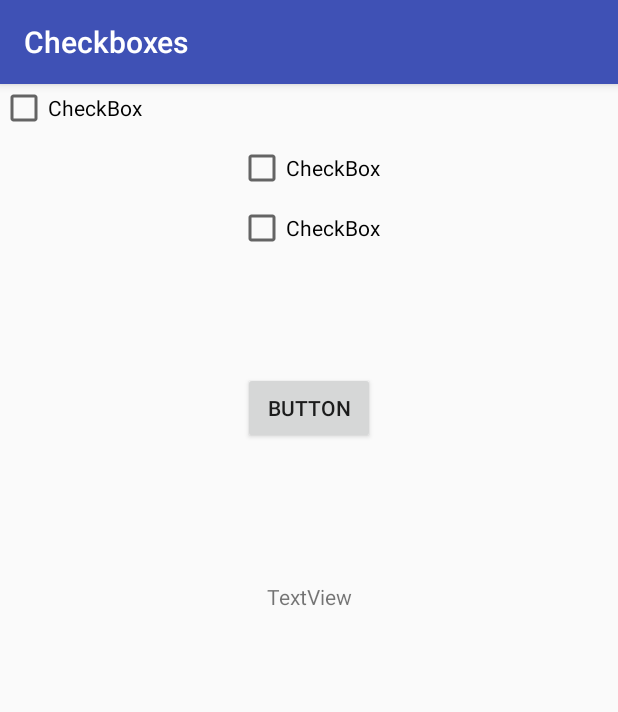
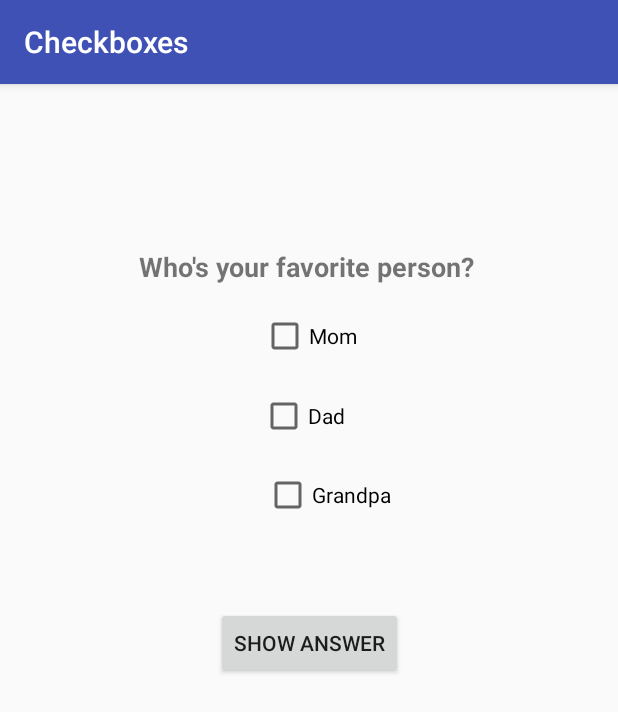
Before and after one commit to leogsouza/build-21-android-apps, an Android app: the screen it shows after launch (MainActivity), on a phone screen of 412 x 824 dp. Shown: the top 712 px of the screen. Run offline under Robolectric (Android 15) with nearby library versions, the phone set to English and light mode, and no system bars.

Commit message:
App Checkboxes: Finish demo

```diff
--- a/Checkboxes/app/src/main/java/br/com/leogsouza/checkboxes/MainActivity.java
+++ b/Checkboxes/app/src/main/java/br/com/leogsouza/checkboxes/MainActivity.java
@@ -2,12 +2,46 @@ package br.com.leogsouza.checkboxes;
 
 import android.support.v7.app.AppCompatActivity;
 import android.os.Bundle;
+import android.view.View;
+import android.widget.Button;
+import android.widget.CheckBox;
+import android.widget.TextView;
 
 public class MainActivity extends AppCompatActivity {
+
+    private CheckBox momCheckBox;
+    private CheckBox dadCheckBox;
+    private CheckBox grandpaCheckBox;
+    private Button showButton;
+    private TextView resultTextView;
 
     @Override
     protected void onCreate(Bundle savedInstanceState) {
         super.onCreate(savedInstanceState);
         setContentView(R.layout.activity_main);
+
+        momCheckBox = findViewById(R.id.momCheckBoxID);
+        dadCheckBox = findViewById(R.id.dadCheckBoxID);
+        grandpaCheckBox = findViewById(R.id.grandpaCheckBoxID);
+
+        resultTextView = findViewById(R.id.resultViewID);
+
+        showButton = findViewById(R.id.showButtonID);
+
+        showButton.setOnClickListener(new View.OnClickListener() {
+            @Override
+            public void onClick(View view) {
+                StringBuilder stringBuilder = new StringBuilder();
+                stringBuilder.append(momCheckBox.getText().toString() + " status is " +
+                momCheckBox.isChecked() + "\n");
+                stringBuilder.append(dadCheckBox.getText().toString() + " status is " +
+                        dadCheckBox.isChecked() + "\n");
+                stringBuilder.append(grandpaCheckBox.getText().toString() + " status is " +
+                        grandpaCheckBox.isChecked() + "\n");
+
+                resultTextView.setText(stringBuilder);
+            }
+        });
+
     }
 }
--- a/Checkboxes/app/src/main/res/layout/activity_main.xml
+++ b/Checkboxes/app/src/main/res/layout/activity_main.xml
@@ -7,89 +7,95 @@
     tools:context="br.com.leogsouza.checkboxes.MainActivity">
 
     <CheckBox
-        android:id="@+id/checkBox"
+        android:id="@+id/momCheckBoxID"
         android:layout_width="wrap_content"
         android:layout_height="wrap_content"
-        android:text="CheckBox"
-        tools:layout_editor_absoluteX="145dp"
-        tools:layout_editor_absoluteY="164dp" />
+        android:layout_marginEnd="8dp"
+        android:layout_marginStart="8dp"
+        android:layout_marginTop="152dp"
+        android:text="@string/mom"
+        app:layout_constraintEnd_toEndOf="parent"
+        app:layout_constraintHorizontal_bias="0.5"
+        app:layout_constraintStart_toStartOf="parent"
+        app:layout_constraintTop_toTopOf="parent" />
 
-    <TextView
-        android:id="@+id/textView"
+    <CheckBox
+        android:id="@+id/dadCheckBoxID"
         android:layout_width="wrap_content"
         android:layout_height="wrap_content"
         android:layout_marginBottom="8dp"
         android:layout_marginEnd="8dp"
         android:layout_marginStart="8dp"
         android:layout_marginTop="8dp"
-        android:text="TextView"
-        android:textSize="18sp"
-        android:textStyle="bold"
-        app:layout_constraintBottom_toTopOf="@+id/checkBox"
+        android:text="@string/dad"
+        app:layout_constraintBottom_toBottomOf="parent"
         app:layout_constraintEnd_toEndOf="parent"
+        app:layout_constraintHorizontal_bias="0.488"
         app:layout_constraintStart_toStartOf="parent"
-        app:layout_constraintTop_toTopOf="parent"
-        app:layout_constraintVertical_bias="0.769"
-        tools:text="@string/title" />
+        app:layout_constraintTop_toBottomOf="@+id/momCheckBoxID"
+        app:layout_constraintVertical_bias="0.025" />
 
     <CheckBox
-        android:id="@+id/checkBox2"
+        android:id="@+id/grandpaCheckBoxID"
         android:layout_width="wrap_content"
         android:layout_height="wrap_content"
         android:layout_marginBottom="8dp"
         android:layout_marginEnd="8dp"
         android:layout_marginStart="8dp"
         android:layout_marginTop="8dp"
-        android:text="CheckBox"
+        android:text="@string/grandpa"
         app:layout_constraintBottom_toBottomOf="parent"
         app:layout_constraintEnd_toEndOf="parent"
+        app:layout_constraintHorizontal_bias="0.539"
         app:layout_constraintStart_toStartOf="parent"
-        app:layout_constraintTop_toBottomOf="@+id/checkBox"
-        app:layout_constraintVertical_bias="0.0" />
+        app:layout_constraintTop_toBottomOf="@+id/dadCheckBoxID"
+        app:layout_constraintVertical_bias="0.026" />
 
-    <CheckBox
-        android:id="@+id/checkBox3"
+    <Button
+        android:id="@+id/showButtonID"
         android:layout_width="wrap_content"
         android:layout_height="wrap_content"
         android:layout_marginBottom="8dp"
         android:layout_marginEnd="8dp"
         android:layout_marginStart="8dp"
         android:layout_marginTop="8dp"
-        android:text="CheckBox"
+        android:text="@string/show_button"
         app:layout_constraintBottom_toBottomOf="parent"
         app:layout_constraintEnd_toEndOf="parent"
         app:layout_constraintStart_toStartOf="parent"
-        app:layout_constraintTop_toBottomOf="@+id/checkBox2"
-        app:layout_constraintVertical_bias="0.0" />
+        app:layout_constraintTop_toBottomOf="@+id/grandpaCheckBoxID"
+        app:layout_constraintVertical_bias="0.122" />
 
-    <Button
-        android:id="@+id/button"
+    <TextView
+        android:id="@+id/resultViewID"
         android:layout_width="wrap_content"
         android:layout_height="wrap_content"
         android:layout_marginBottom="8dp"
         android:layout_marginEnd="8dp"
         android:layout_marginStart="8dp"
         android:layout_marginTop="8dp"
-        android:text="Button"
         app:layout_constraintBottom_toBottomOf="parent"
         app:layout_constraintEnd_toEndOf="parent"
         app:layout_constraintStart_toStartOf="parent"
-        app:layout_constraintTop_toBottomOf="@+id/checkBox3"
-        app:layout_constraintVertical_bias="0.122" />
+        app:layout_constraintTop_toBottomOf="@+id/showButtonID"
+        app:layout_constraintVertical_bias="0.17" />
 
     <TextView
-        android:id="@+id/textView2"
+        android:id="@+id/textView"
         android:layout_width="wrap_content"
-        android:layout_height="wrap_content"
+        android:layout_height="25dp"
         android:layout_marginBottom="8dp"
-        android:layout_marginEnd="8dp"
-        android:layout_marginStart="8dp"
-        android:layout_marginTop="8dp"
-        android:text="TextView"
+        android:layout_marginEnd="175dp"
+        android:layout_marginStart="151dp"
+        android:layout_marginTop="101dp"
+        android:text="@string/title"
+        android:textSize="18sp"
+        android:textStyle="bold"
         app:layout_constraintBottom_toBottomOf="parent"
         app:layout_constraintEnd_toEndOf="parent"
+        app:layout_constraintHorizontal_bias="0.427"
         app:layout_constraintStart_toStartOf="parent"
-        app:layout_constraintTop_toBottomOf="@+id/button"
-        app:layout_constraintVertical_bias="0.17" />
+        app:layout_constraintTop_toTopOf="parent"
+        app:layout_constraintVertical_bias="0.013" />
 
 </android.support.constraint.ConstraintLayout>
--- a/Checkboxes/app/src/main/res/values/strings.xml
+++ b/Checkboxes/app/src/main/res/values/strings.xml
@@ -1,4 +1,8 @@
 <resources>
     <string name="app_name">Checkboxes</string>
     <string name="title">Who\'s your favorite person?</string>
+    <string name="mom">Mom</string>
+    <string name="dad">Dad</string>
+    <string name="grandpa">Grandpa</string>
+    <string name="show_button">Show Answer</string>
 </resources>
```
